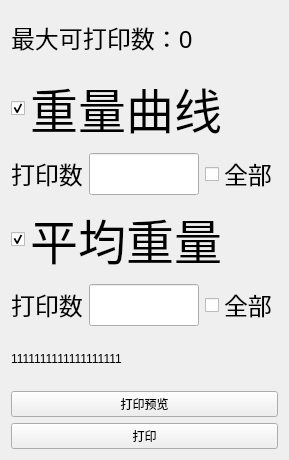
Old version of the form PRT/PRT.ui in the repository DR-Pharm/QPrinter.
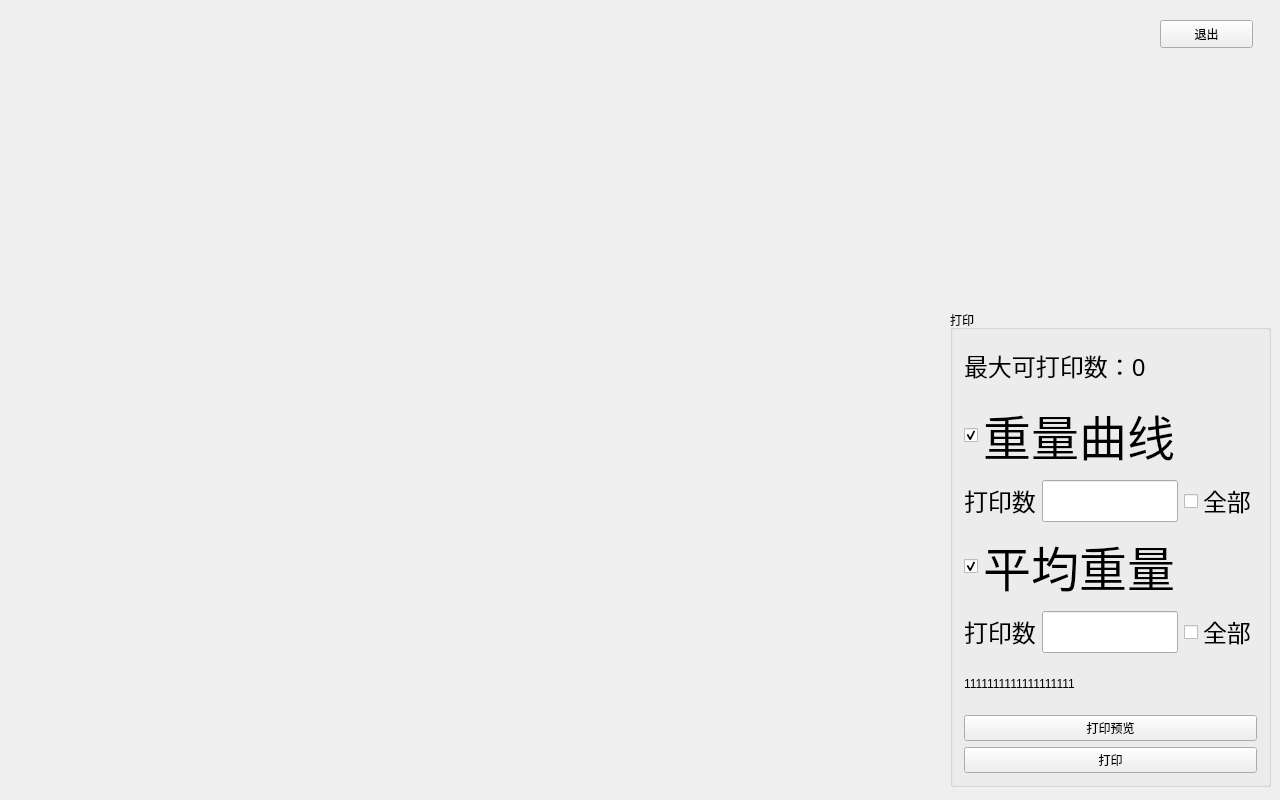
New version of the form.

```diff
--- a/PRT/PRT.ui
+++ b/PRT/PRT.ui
@@ -6,14 +6,38 @@
    <rect>
     <x>0</x>
     <y>0</y>
-    <width>289</width>
-    <height>460</height>
+    <width>1280</width>
+    <height>800</height>
    </rect>
   </property>
+  <property name="minimumSize">
+   <size>
+    <width>1280</width>
+    <height>800</height>
+   </size>
+  </property>
+  <property name="maximumSize">
+   <size>
+    <width>1280</width>
+    <height>800</height>
+   </size>
+  </property>
   <property name="windowTitle">
    <string>PRT</string>
   </property>
   <widget class="QWidget" name="centralWidget">
+   <widget class="QGroupBox" name="groupBox">
+    <property name="geometry">
+     <rect>
+      <x>950</x>
+      <y>310</y>
+      <width>321</width>
+      <height>477</height>
+     </rect>
+    </property>
+    <property name="title">
+     <string>打印</string>
+    </property>
    <layout class="QVBoxLayout" name="verticalLayout">
     <item>
      <widget class="QLabel" name="label">
@@ -171,6 +195,20 @@
      </widget>
     </item>
    </layout>
+   </widget>
+   <widget class="QPushButton" name="pB_Exit">
+    <property name="geometry">
+     <rect>
+      <x>1160</x>
+      <y>20</y>
+      <width>93</width>
+      <height>28</height>
+     </rect>
+    </property>
+    <property name="text">
+     <string>退出</string>
+    </property>
+   </widget>
   </widget>
  </widget>
  <layoutdefault spacing="6" margin="11"/>
```
Left out of the diff: 3 changed lines with no effect on the pictures. Lines whose indentation alone changed are shown as unchanged.
